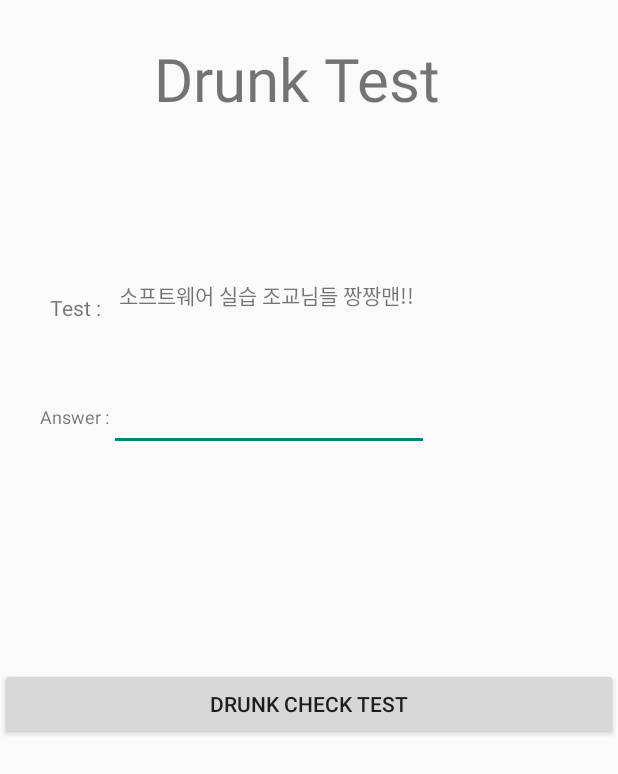
After one commit to bdc01051/software_practice_03, an Android app: the drunk_check screen opened directly, with no data from a screen before it, on a phone screen of 412 x 824 dp. The commit adds this screen. Shown: the top 774 px of the screen. Run offline under Robolectric (Android 15) with nearby library versions, the phone set to English and light mode, and no system bars; pictures from the network do not load.

Commit message:
drunk_check 함!

```diff
--- a/app/src/main/AndroidManifest.xml
+++ b/app/src/main/AndroidManifest.xml
@@ -62,7 +62,7 @@
                 <data android:scheme="cloud.artik.example.hellocloud" android:host="oauth2callback"/>
             </intent-filter>
         </activity>
-
+        <activity android:name=".drunk_check.drunk_check" />
         <activity android:name=".call.calling" />
         <activity android:name=".call.video_call.video_call" />
         <activity android:name=".tmap.map_navigation" />
--- /dev/null
+++ b/app/src/main/java/com/example/jiwon_hae/software_practice/drunk_check/drunk_check.java
@@ -0,0 +1,75 @@
+package com.example.jiwon_hae.software_practice.drunk_check;
+
+import android.os.Bundle;
+import android.support.v7.app.AppCompatActivity;
+import android.view.View;
+import android.widget.Button;
+import android.widget.EditText;
+import android.widget.TextView;
+import android.widget.Toast;
+
+import com.example.jiwon_hae.software_practice.R;
+
+public class drunk_check extends AppCompatActivity {
+    private Button button2;
+    TextView TestCase;
+    EditText editText;
+
+    @Override
+    protected void onCreate(Bundle savedInstanceState) {
+        super.onCreate(savedInstanceState);
+        setContentView(R.layout.activity_drunk_check);
+
+        TestCase= (TextView) findViewById(R.id.textView3);
+        TestCase.setText(getResources().getString(R.string.Test_DrunkCheck_case));
+        final String B = TestCase.getText().toString();
+
+
+        this.button2 = (Button)findViewById(R.id.Drunk_Check_Test);
+        this.button2.setOnClickListener(new View.OnClickListener() {
+            @Override
+            public void onClick(View v) {
+                editText = (EditText)findViewById(R.id.editText6);
+                String A = editText.getText().toString();
+
+                if(A.equals(B))
+                    Toast.makeText(drunk_check.this,"correct",Toast.LENGTH_SHORT).show();
+                else
+                    Toast.makeText(drunk_check.this,"false",Toast.LENGTH_SHORT).show();
+            }
+
+        });
+
+
+
+
+
+
+    }
+
+
+
+
+//    public void setIconImages(){
+//        ImageView logo_icon = (ImageView)findViewById(R.id.application_logo);
+//
+//        Glide.with(this)
+//                .load(R.drawable.beer_icon_100)
+//                .signature(new StringSignature("logo_B"))
+//                .into(logo_icon);
+//
+//        ImageView title_icon = (ImageView)findViewById(R.id.schedule_title_icon);
+//        Glide.with(this)
+//                .load(R.drawable.title_icon)
+//                .thumbnail(0.5f)
+//                .signature(new StringSignature("title_A"))
+//                .into(title_icon);
+//
+//        ImageView lock_icon = (ImageView)findViewById(R.id.schedule_lock_icon);
+//        Glide.with(this)
+//                .load(R.drawable.lock_icon1)
+//                .thumbnail(0.5f)
+//                .signature(new StringSignature("lock_A"))
+//                .into(lock_icon);
+//    }
+}
--- /dev/null
+++ b/app/src/main/res/layout/activity_drunk_check.xml
@@ -0,0 +1,92 @@
+<?xml version="1.0" encoding="utf-8"?>
+<LinearLayout xmlns:android="http://schemas.android.com/apk/res/android"
+    xmlns:app="http://schemas.android.com/apk/res-auto"
+    xmlns:tools="http://schemas.android.com/tools"
+    android:layout_width="match_parent"
+    android:layout_height="match_parent"
+    tools:context=".drunk_check.drunk_check"
+    android:orientation="vertical">
+    <Space
+        android:layout_width="match_parent"
+        android:layout_height="4mm" />
+
+    <TextView
+        android:id="@+id/textView4"
+        android:layout_width="206dp"
+        android:layout_height="66dp"
+        android:text="Drunk Test"
+        android:textSize="40dp"
+        android:layout_gravity="center"/>
+    <Space
+        android:layout_width="match_parent"
+        android:layout_height="15mm" />
+
+    <LinearLayout
+        android:layout_width="match_parent"
+        android:layout_height="wrap_content"
+        android:orientation="horizontal"
+        android:layout_gravity="center_vertical"
+        android:gravity="center_vertical">
+
+        <TextView
+            android:id="@+id/textView6"
+            android:layout_width="wrap_content"
+            android:layout_height="wrap_content"
+            android:text="          Test :" />
+
+        <TextView
+            android:id="@+id/textView3"
+            android:layout_width="216dp"
+            android:layout_height="38dp"
+            android:layout_marginStart="12dp"
+            android:text=""/>
+    </LinearLayout>
+
+    <Space
+        android:layout_width="match_parent"
+        android:layout_height="5mm" />
+
+    <LinearLayout
+        android:layout_width="match_parent"
+        android:layout_height="wrap_content"
+        android:orientation="horizontal"
+        android:layout_gravity="center_vertical"
+        android:gravity="center_vertical">
+
+        <TextView
+            android:id="@+id/textView7"
+            android:layout_width="wrap_content"
+            android:layout_height="wrap_content"
+            android:text="          Answer :"
+            android:textSize = "12dp"/>
+
+        <EditText
+            android:id="@+id/editText6"
+            android:layout_width="wrap_content"
+            android:layout_height="wrap_content"
+            android:ems="10"
+            android:inputType="textPersonName" />
+
+    </LinearLayout>
+
+    <Space
+        android:layout_width="match_parent"
+        android:layout_height="23mm" />
+
+    <LinearLayout
+        android:layout_width="match_parent"
+        android:layout_height="wrap_content"
+        android:orientation="horizontal"
+        android:layout_gravity="center_vertical"
+        android:gravity="center_vertical">
+
+
+        <Button
+            android:id="@+id/Drunk_Check_Test"
+            android:layout_width="wrap_content"
+            android:layout_height="wrap_content"
+            android:layout_weight="1"
+            android:text="Drunk Check Test" />
+
+    </LinearLayout>
+</LinearLayout>
--- a/app/src/main/res/layout/activity_main.xml
+++ b/app/src/main/res/layout/activity_main.xml
@@ -373,6 +373,7 @@
             </LinearLayout>
 
             <Button
+                android:id="@+id/drunk_check"
                 android:layout_width="13mm"
                 android:layout_height="13mm"
                 android:gravity="center"
--- a/app/src/main/res/values/strings.xml
+++ b/app/src/main/res/values/strings.xml
@@ -11,4 +11,7 @@
     <string name="get_data_btn_txt">Get the latest data</string>
     <string name="data_txt">data </string>
 
+    <!-- Drunkcheck Test -->
+    <string name="Test_DrunkCheck_case">소프트웨어 실습 조교님들 짱짱맨!!</string>
+
 </resources>
```
Also changed, not shown: gradle/wrapper/gradle-wrapper.properties.
